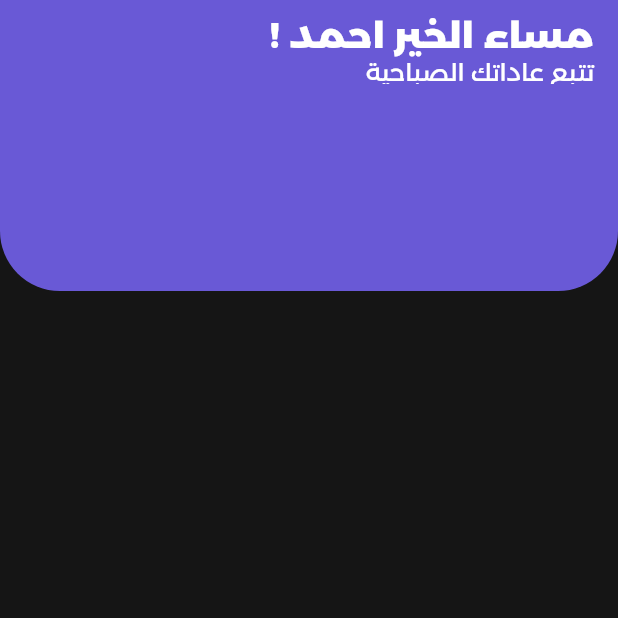
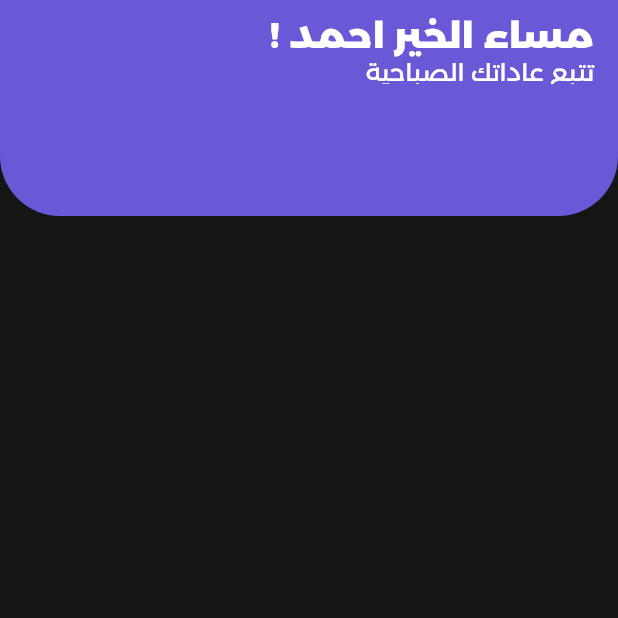
Before and after one commit to AhmadElesily/habit_tracker, a Flutter app: the screen it shows after launch, on a phone screen of 412 x 824 dp, the top half of it. Run offline on Flutter 3.47's test engine with Material 3 defaults, Android fonts, the light colour scheme and no system bars; Roboto replaces fonts that are missing (MontserratLight).

Commit message:
# changed the size of app bar to 144.0 instead of 194.0

```diff
--- a/lib/main.dart
+++ b/lib/main.dart
@@ -11,7 +11,7 @@ class homePage extends StatelessWidget {
   Widget build(BuildContext context) {
     return Scaffold(
       appBar: PreferredSize(
-          preferredSize: Size.fromHeight(194),
+          preferredSize: Size.fromHeight(144),
           child: Container(
             decoration: BoxDecoration(
                 color: Color(0xff6959D6),
```
